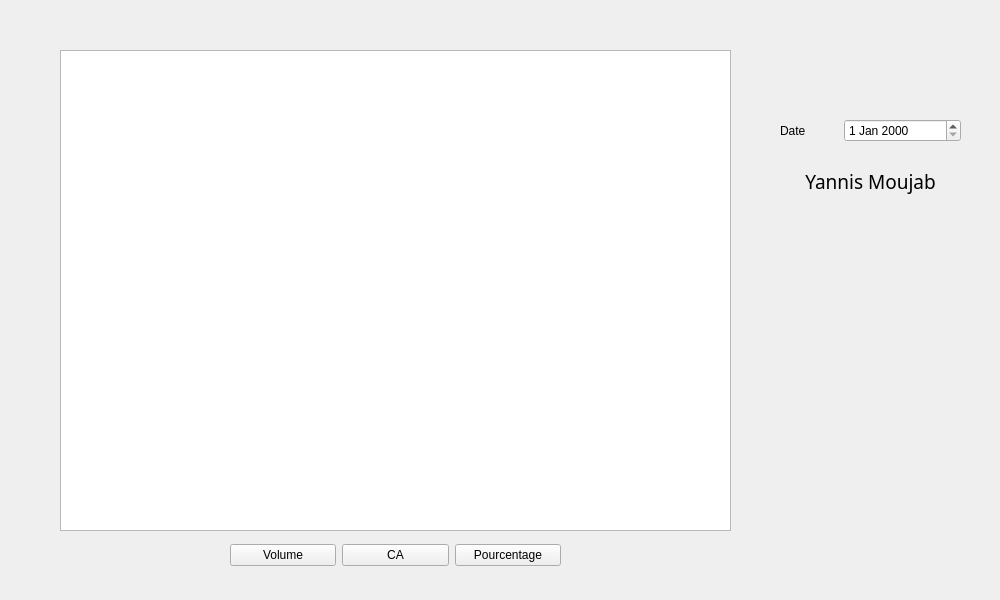
This is Projet_Banque/pret_banquier.ui in SihamJ/IHM as Qt 5 draws it before an edit. The edited form follows.
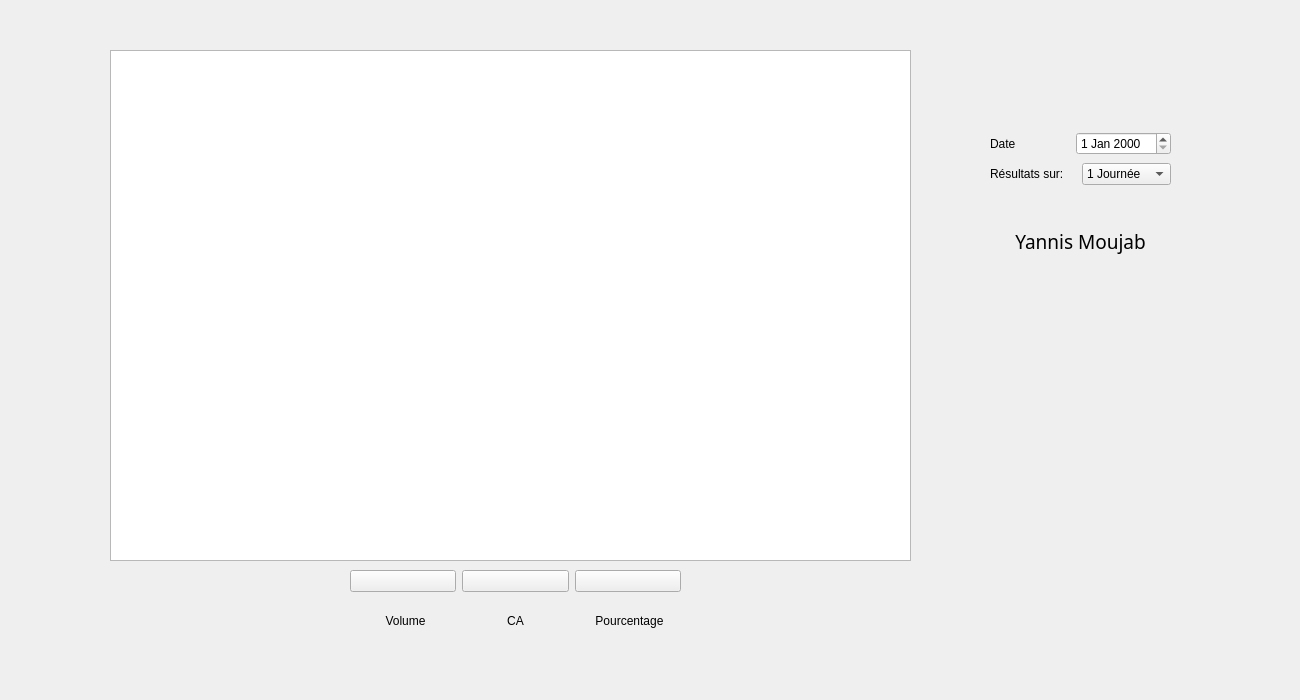
This is the edited form. Icons and pictures are not drawn. Custom widgets are drawn as their Qt base class.

Commit message: date, courbes sur durée, #3

Patch:
```diff
--- a/Projet_Banque/pret_banquier.ui
+++ b/Projet_Banque/pret_banquier.ui
@@ -6,8 +6,8 @@
    <rect>
     <x>0</x>
     <y>0</y>
-    <width>1000</width>
-    <height>600</height>
+    <width>1300</width>
+    <height>700</height>
    </rect>
   </property>
   <property name="windowTitle">
@@ -16,54 +16,72 @@
   <widget class="QtCharts::QChartView" name="chart_pret">
    <property name="geometry">
     <rect>
-     <x>60</x>
+     <x>110</x>
      <y>50</y>
-     <width>671</width>
-     <height>481</height>
+     <width>801</width>
+     <height>511</height>
     </rect>
    </property>
   </widget>
   <widget class="QWidget" name="layoutWidget_3">
    <property name="geometry">
     <rect>
-     <x>230</x>
-     <y>540</y>
+     <x>350</x>
+     <y>561</y>
      <width>331</width>
-     <height>31</height>
+     <height>41</height>
     </rect>
    </property>
    <layout class="QHBoxLayout" name="horizontalLayout_3">
     <item>
      <widget class="QPushButton" name="vol_pret">
       <property name="text">
-       <string>Volume</string>
+       <string/>
       </property>
       <property name="icon">
        <iconset resource="ressource.qrc">
         <normaloff>:/assets/vol.png</normaloff>:/assets/vol.png</iconset>
       </property>
+      <property name="iconSize">
+       <size>
+        <width>25</width>
+        <height>25</height>
+       </size>
+      </property>
      </widget>
     </item>
     <item>
      <widget class="QPushButton" name="ca_pret">
       <property name="text">
-       <string>CA</string>
+       <string/>
       </property>
       <property name="icon">
        <iconset resource="ressource.qrc">
         <normaloff>:/assets/ca.png</normaloff>:/assets/ca.png</iconset>
       </property>
+      <property name="iconSize">
+       <size>
+        <width>25</width>
+        <height>25</height>
+       </size>
+      </property>
      </widget>
     </item>
     <item>
      <widget class="QPushButton" name="pourc_pret">
       <property name="text">
-       <string>Pourcentage</string>
+       <string/>
       </property>
       <property name="icon">
        <iconset resource="ressource.qrc">
         <normaloff>:/assets/pourc.png</normaloff>:/assets/pourc.png</iconset>
       </property>
+      <property name="iconSize">
+       <size>
+        <width>25</width>
+        <height>25</height>
+       </size>
+      </property>
      </widget>
     </item>
    </layout>
@@ -71,8 +89,8 @@
   <widget class="QWidget" name="layoutWidget_4">
    <property name="geometry">
     <rect>
-     <x>780</x>
-     <y>160</y>
+     <x>990</x>
+     <y>220</y>
      <width>181</width>
      <height>181</height>
     </rect>
@@ -109,25 +127,117 @@
     </item>
    </layout>
   </widget>
+  <widget class="QLabel" name="label_8">
+   <property name="geometry">
+    <rect>
+     <x>360</x>
+     <y>611</y>
+     <width>91</width>
+     <height>20</height>
+    </rect>
+   </property>
+   <property name="text">
+    <string>Volume</string>
+   </property>
+   <property name="alignment">
+    <set>Qt::AlignCenter</set>
+   </property>
+  </widget>
+  <widget class="QLabel" name="label_9">
+   <property name="geometry">
+    <rect>
+     <x>470</x>
+     <y>611</y>
+     <width>91</width>
+     <height>20</height>
+    </rect>
+   </property>
+   <property name="text">
+    <string>CA</string>
+   </property>
+   <property name="alignment">
+    <set>Qt::AlignCenter</set>
+   </property>
+  </widget>
+  <widget class="QLabel" name="label_10">
+   <property name="geometry">
+    <rect>
+     <x>584</x>
+     <y>610</y>
+     <width>91</width>
+     <height>21</height>
+    </rect>
+   </property>
+   <property name="text">
+    <string>Pourcentage</string>
+   </property>
+   <property name="alignment">
+    <set>Qt::AlignCenter</set>
+   </property>
+  </widget>
   <widget class="QWidget" name="">
    <property name="geometry">
     <rect>
-     <x>780</x>
-     <y>110</y>
+     <x>990</x>
+     <y>130</y>
      <width>181</width>
-     <height>41</height>
+     <height>57</height>
     </rect>
    </property>
-   <layout class="QHBoxLayout" name="horizontalLayout" stretch="1,2">
+   <layout class="QVBoxLayout" name="verticalLayout">
     <item>
-     <widget class="QLabel" name="label_3">
-      <property name="text">
-       <string>Date</string>
-      </property>
-     </widget>
+     <layout class="QHBoxLayout" name="horizontalLayout" stretch="1,1">
+      <item>
+       <widget class="QLabel" name="label_3">
+        <property name="text">
+         <string>Date</string>
+        </property>
+       </widget>
+      </item>
+      <item>
+       <widget class="QDateEdit" name="date"/>
+      </item>
+     </layout>
     </item>
     <item>
-     <widget class="QDateEdit" name="date_picker"/>
+     <layout class="QHBoxLayout" name="horizontalLayout_7" stretch="1,1">
+      <item>
+       <widget class="QLabel" name="label_4">
+        <property name="text">
+         <string>Résultats sur:</string>
+        </property>
+       </widget>
+      </item>
+      <item>
+       <widget class="QComboBox" name="duree">
+        <item>
+         <property name="text">
+          <string>1 Journée</string>
+         </property>
+        </item>
+        <item>
+         <property name="text">
+          <string>1 Semaine</string>
+         </property>
+        </item>
+        <item>
+         <property name="text">
+          <string>1 Mois</string>
+         </property>
+        </item>
+        <item>
+         <property name="text">
+          <string>1 Année</string>
+         </property>
+        </item>
+        <item>
+         <property name="text">
+          <string>10 Ans</string>
+         </property>
+        </item>
+       </widget>
+      </item>
+     </layout>
     </item>
    </layout>
   </widget>
```
Left out of the diff: 9 changed lines with no effect on the pictures. The commit also changes 30 other files.
